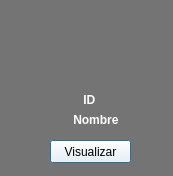
Above: Restaurante/Administrador/tarjeta_perfil_empleado.ui from camvaz/restaurante-ihc before the change. Below: the same form after it.
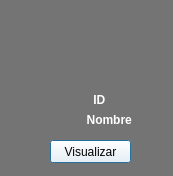
That is the form after the change. Icons and pictures are not drawn.

Patch:
```diff
--- a/Restaurante/Administrador/tarjeta_perfil_empleado.ui
+++ b/Restaurante/Administrador/tarjeta_perfil_empleado.ui
@@ -10,6 +10,18 @@
     <height>176</height>
    </rect>
   </property>
+  <property name="minimumSize">
+   <size>
+    <width>173</width>
+    <height>176</height>
+   </size>
+  </property>
+  <property name="maximumSize">
+   <size>
+    <width>173</width>
+    <height>176</height>
+   </size>
+  </property>
   <property name="windowTitle">
    <string>Dialog</string>
   </property>
@@ -42,7 +54,7 @@
   <widget class="QLabel" name="label_id">
    <property name="geometry">
     <rect>
-     <x>70</x>
+     <x>80</x>
      <y>90</y>
      <width>41</width>
      <height>20</height>
@@ -66,9 +78,9 @@
   <widget class="QLabel" name="label_nombre">
    <property name="geometry">
     <rect>
-     <x>20</x>
+     <x>40</x>
      <y>110</y>
-     <width>141</width>
+     <width>111</width>
      <height>20</height>
     </rect>
    </property>
@@ -83,7 +95,7 @@
     <string notr="true">color: rgb(255, 255, 255);</string>
    </property>
    <property name="text">
-    <string>                Nombre</string>
+    <string>              Nombre</string>
    </property>
   </widget>
   <widget class="QPushButton" name="btn_visualizar">
```
Left out of the diff: 4 changed lines with no effect on the pictures.
